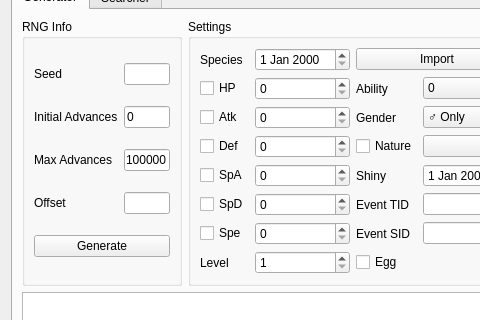
This is Form/Gen5/Event5.ui in Admiral-Fish/PokeFinder as Qt 5 draws it before an edit; both pictures show x 0 to 480 and y 124 to 444 of the 1200 by 700 pixel window. The edited form follows.
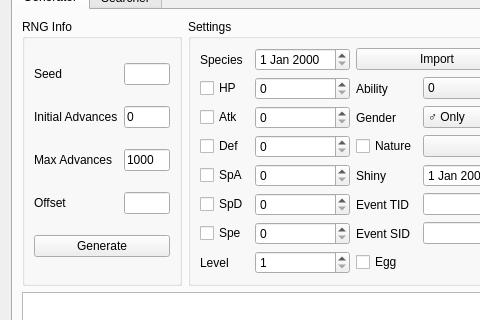
This is the edited form. Custom widgets are drawn as their Qt base class.

What changed in the file:
```diff
--- a/Form/Gen5/Event5.ui
+++ b/Form/Gen5/Event5.ui
@@ -221,7 +221,7 @@
           <item row="2" column="1">
            <widget class="TextBox" name="textBoxGeneratorMaxAdvances">
             <property name="text">
-             <string notr="true">100000</string>
+             <string notr="true">1000</string>
             </property>
            </widget>
           </item>
```
